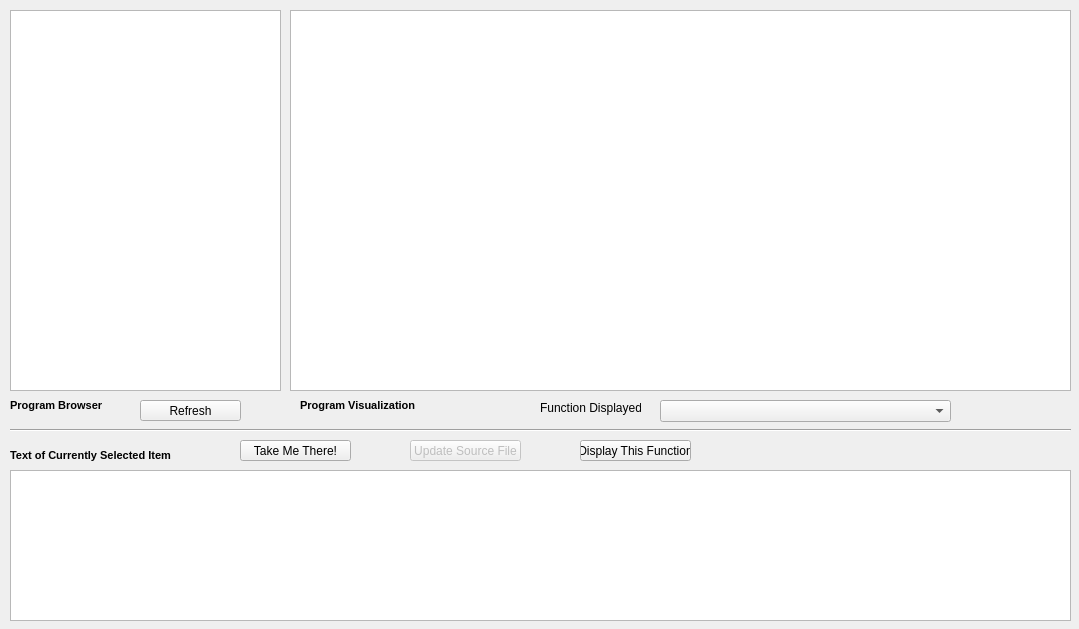
First picture: the form in libraries/program_visualizer/ui/ProgramVisualizer.ui, repository nbeams/program-visualizer, before the edit.
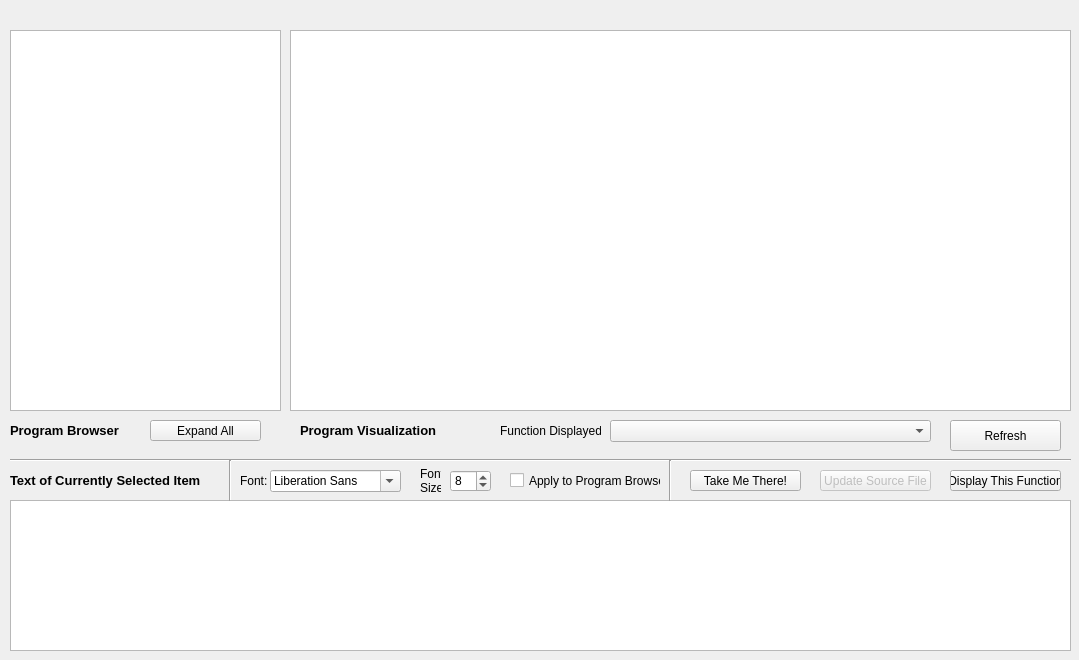
Second picture: the form after the edit.

Commit message: Added UpdateDialog files and modified ProgramVisualizer's ui file

Patch:
```diff
--- a/libraries/program_visualizer/ui/ProgramVisualizer.ui
+++ b/libraries/program_visualizer/ui/ProgramVisualizer.ui
@@ -7,7 +7,7 @@
     <x>0</x>
     <y>0</y>
     <width>1079</width>
-    <height>629</height>
+    <height>660</height>
    </rect>
   </property>
   <property name="windowTitle">
@@ -17,7 +17,7 @@
    <property name="geometry">
     <rect>
      <x>290</x>
-     <y>10</y>
+     <y>30</y>
      <width>781</width>
      <height>381</height>
     </rect>
@@ -30,7 +30,7 @@
    <property name="geometry">
     <rect>
      <x>10</x>
-     <y>10</y>
+     <y>30</y>
      <width>271</width>
      <height>381</height>
     </rect>
@@ -54,19 +54,22 @@
    <property name="geometry">
     <rect>
      <x>10</x>
-     <y>470</y>
+     <y>500</y>
      <width>1061</width>
      <height>151</height>
     </rect>
    </property>
+   <property name="tabStopWidth">
+    <number>25</number>
+   </property>
   </widget>
   <widget class="QLabel" name="treeWidgetLabel">
    <property name="geometry">
     <rect>
      <x>10</x>
-     <y>390</y>
-     <width>111</width>
-     <height>31</height>
+     <y>410</y>
+     <width>121</width>
+     <height>41</height>
     </rect>
    </property>
    <property name="font">
@@ -79,16 +82,16 @@
 &lt;html&gt;&lt;head&gt;&lt;meta name=&quot;qrichtext&quot; content=&quot;1&quot; /&gt;&lt;style type=&quot;text/css&quot;&gt;
 p, li { white-space: pre-wrap; }
 &lt;/style&gt;&lt;/head&gt;&lt;body style=&quot; font-family:'MS Shell Dlg 2'; font-size:8.25pt; font-weight:400; font-style:normal;&quot;&gt;
-&lt;p style=&quot; margin-top:0px; margin-bottom:0px; margin-left:0px; margin-right:0px; -qt-block-indent:0; text-indent:0px;&quot;&gt;&lt;span style=&quot; font-size:8pt; font-weight:600;&quot;&gt;Program Browser&lt;/span&gt;&lt;/p&gt;&lt;/body&gt;&lt;/html&gt;</string>
+&lt;p style=&quot; margin-top:0px; margin-bottom:0px; margin-left:0px; margin-right:0px; -qt-block-indent:0; text-indent:0px;&quot;&gt;&lt;span style=&quot; font-size:10pt; font-weight:600;&quot;&gt;Program Browser&lt;/span&gt;&lt;/p&gt;&lt;/body&gt;&lt;/html&gt;</string>
    </property>
   </widget>
   <widget class="QLabel" name="textEditLabel">
    <property name="geometry">
     <rect>
      <x>10</x>
-     <y>440</y>
-     <width>201</width>
-     <height>31</height>
+     <y>470</y>
+     <width>221</width>
+     <height>21</height>
     </rect>
    </property>
    <property name="font">
@@ -101,16 +104,16 @@
 &lt;html&gt;&lt;head&gt;&lt;meta name=&quot;qrichtext&quot; content=&quot;1&quot; /&gt;&lt;style type=&quot;text/css&quot;&gt;
 p, li { white-space: pre-wrap; }
 &lt;/style&gt;&lt;/head&gt;&lt;body style=&quot; font-family:'MS Shell Dlg 2'; font-size:8.25pt; font-weight:400; font-style:normal;&quot;&gt;
-&lt;p style=&quot; margin-top:0px; margin-bottom:0px; margin-left:0px; margin-right:0px; -qt-block-indent:0; text-indent:0px;&quot;&gt;&lt;span style=&quot; font-size:8pt; font-weight:600;&quot;&gt;Text of Currently Selected Item&lt;/span&gt;&lt;/p&gt;&lt;/body&gt;&lt;/html&gt;</string>
+&lt;p style=&quot; margin-top:0px; margin-bottom:0px; margin-left:0px; margin-right:0px; -qt-block-indent:0; text-indent:0px;&quot;&gt;&lt;span style=&quot; font-size:10pt; font-weight:600;&quot;&gt;Text of Currently Selected Item&lt;/span&gt;&lt;/p&gt;&lt;/body&gt;&lt;/html&gt;</string>
    </property>
   </widget>
   <widget class="QLabel" name="viewerLabel">
    <property name="geometry">
     <rect>
      <x>300</x>
-     <y>390</y>
-     <width>131</width>
-     <height>31</height>
+     <y>420</y>
+     <width>151</width>
+     <height>21</height>
     </rect>
    </property>
    <property name="font">
@@ -123,16 +126,16 @@
 &lt;html&gt;&lt;head&gt;&lt;meta name=&quot;qrichtext&quot; content=&quot;1&quot; /&gt;&lt;style type=&quot;text/css&quot;&gt;
 p, li { white-space: pre-wrap; }
 &lt;/style&gt;&lt;/head&gt;&lt;body style=&quot; font-family:'MS Shell Dlg 2'; font-size:8.25pt; font-weight:400; font-style:normal;&quot;&gt;
-&lt;p style=&quot; margin-top:0px; margin-bottom:0px; margin-left:0px; margin-right:0px; -qt-block-indent:0; text-indent:0px;&quot;&gt;&lt;span style=&quot; font-size:8pt; font-weight:600;&quot;&gt;Program Visualization&lt;/span&gt;&lt;/p&gt;&lt;/body&gt;&lt;/html&gt;</string>
+&lt;p style=&quot; margin-top:0px; margin-bottom:0px; margin-left:0px; margin-right:0px; -qt-block-indent:0; text-indent:0px;&quot;&gt;&lt;span style=&quot; font-size:10pt; font-weight:600;&quot;&gt;Program Visualization&lt;/span&gt;&lt;/p&gt;&lt;/body&gt;&lt;/html&gt;</string>
    </property>
   </widget>
   <widget class="QLabel" name="functionSelectorLabel">
    <property name="geometry">
     <rect>
-     <x>540</x>
-     <y>400</y>
+     <x>500</x>
+     <y>420</y>
      <width>101</width>
-     <height>16</height>
+     <height>21</height>
     </rect>
    </property>
    <property name="text">
@@ -142,9 +145,9 @@
   <widget class="QComboBox" name="functionSelector">
    <property name="geometry">
     <rect>
-     <x>660</x>
-     <y>400</y>
-     <width>291</width>
+     <x>610</x>
+     <y>420</y>
+     <width>321</width>
      <height>22</height>
     </rect>
    </property>
@@ -155,10 +158,10 @@
   <widget class="QPushButton" name="Refresh">
    <property name="geometry">
     <rect>
-     <x>140</x>
-     <y>400</y>
-     <width>101</width>
-     <height>21</height>
+     <x>950</x>
+     <y>420</y>
+     <width>111</width>
+     <height>31</height>
     </rect>
    </property>
    <property name="text">
@@ -169,7 +172,7 @@
    <property name="geometry">
     <rect>
      <x>10</x>
-     <y>420</y>
+     <y>450</y>
      <width>1061</width>
      <height>20</height>
     </rect>
@@ -184,8 +187,8 @@
    </property>
    <property name="geometry">
     <rect>
-     <x>410</x>
-     <y>440</y>
+     <x>820</x>
+     <y>470</y>
      <width>111</width>
      <height>21</height>
     </rect>
@@ -200,8 +203,8 @@
   <widget class="QPushButton" name="jumpTo">
    <property name="geometry">
     <rect>
-     <x>240</x>
-     <y>440</y>
+     <x>690</x>
+     <y>470</y>
      <width>111</width>
      <height>21</height>
     </rect>
@@ -216,8 +219,8 @@
   <widget class="QPushButton" name="changeFunction">
    <property name="geometry">
     <rect>
-     <x>580</x>
-     <y>440</y>
+     <x>950</x>
+     <y>470</y>
      <width>111</width>
      <height>21</height>
     </rect>
@@ -238,6 +241,117 @@
     <bool>false</bool>
    </property>
   </widget>
+  <widget class="QPushButton" name="expandAll">
+   <property name="geometry">
+    <rect>
+     <x>150</x>
+     <y>420</y>
+     <width>111</width>
+     <height>21</height>
+    </rect>
+   </property>
+   <property name="text">
+    <string>Expand All</string>
+   </property>
+  </widget>
+  <widget class="QFontComboBox" name="fontComboBox">
+   <property name="geometry">
+    <rect>
+     <x>270</x>
+     <y>470</y>
+     <width>131</width>
+     <height>22</height>
+    </rect>
+   </property>
+  </widget>
+  <widget class="QSpinBox" name="fontSize">
+   <property name="geometry">
+    <rect>
+     <x>450</x>
+     <y>470</y>
+     <width>41</width>
+     <height>22</height>
+    </rect>
+   </property>
+   <property name="minimum">
+    <number>1</number>
+   </property>
+   <property name="maximum">
+    <number>24</number>
+   </property>
+   <property name="singleStep">
+    <number>1</number>
+   </property>
+   <property name="value">
+    <number>8</number>
+   </property>
+  </widget>
+  <widget class="QLabel" name="fontComboBoxLabel">
+   <property name="geometry">
+    <rect>
+     <x>240</x>
+     <y>470</y>
+     <width>31</width>
+     <height>21</height>
+    </rect>
+   </property>
+   <property name="text">
+    <string>Font:</string>
+   </property>
+  </widget>
+  <widget class="QLabel" name="fontSizeLabel">
+   <property name="geometry">
+    <rect>
+     <x>420</x>
+     <y>460</y>
+     <width>21</width>
+     <height>41</height>
+    </rect>
+   </property>
+   <property name="text">
+    <string>Font
+Size:</string>
+   </property>
+  </widget>
+  <widget class="QCheckBox" name="applyFont">
+   <property name="geometry">
+    <rect>
+     <x>510</x>
+     <y>460</y>
+     <width>151</width>
+     <height>41</height>
+    </rect>
+   </property>
+   <property name="text">
+    <string>Apply to Program Browser</string>
+   </property>
+  </widget>
+  <widget class="Line" name="line_2">
+   <property name="geometry">
+    <rect>
+     <x>660</x>
+     <y>460</y>
+     <width>20</width>
+     <height>41</height>
+    </rect>
+   </property>
+   <property name="orientation">
+    <enum>Qt::Vertical</enum>
+   </property>
+  </widget>
+  <widget class="Line" name="line_3">
+   <property name="geometry">
+    <rect>
+     <x>220</x>
+     <y>460</y>
+     <width>20</width>
+     <height>41</height>
+    </rect>
+   </property>
+   <property name="orientation">
+    <enum>Qt::Vertical</enum>
+   </property>
+  </widget>
  </widget>
  <resources/>
  <connections/>
```
Left out of the diff: 9 changed lines with no effect on the pictures. The commit also changes 4 other files.
